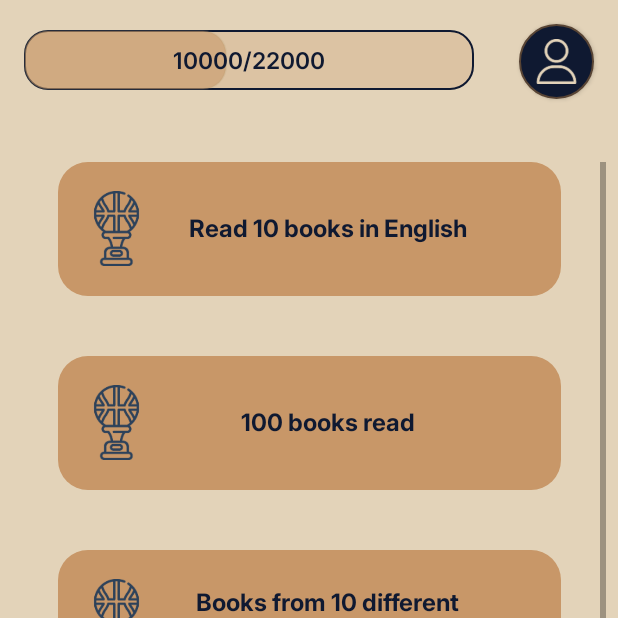
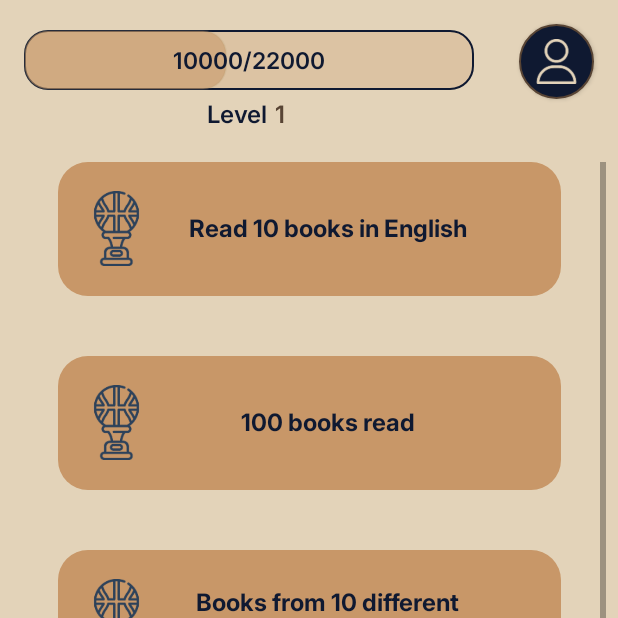
Before and after one commit to DakotaOlha/BookVoyager, an Android app: the fragment RewardsFragment placed in its activity, on a phone screen of 412 x 824 dp, the top half of it. Run offline under Robolectric (Android 15) with nearby library versions, the phone set to English and light mode, and no system bars; our stand-ins replace Firebase (no records; nobody signed in at launch, a user with empty details on screens opened directly), Picasso; pictures from the network do not load.

Commit message:
Add level label

```diff
--- a/app/src/main/java/com/example/bookvoyager/RewardsFragment.java
+++ b/app/src/main/java/com/example/bookvoyager/RewardsFragment.java
@@ -1,5 +1,6 @@
 package com.example.bookvoyager;
 
+import android.content.Intent;
 import android.os.Bundle;
 
 import androidx.core.view.ViewCompat;
@@ -11,6 +12,8 @@ import androidx.recyclerview.widget.RecyclerView;
 import android.view.LayoutInflater;
 import android.view.View;
 import android.view.ViewGroup;
+import android.widget.Button;
+import android.widget.TextView;
 
 import java.util.ArrayList;
 import java.util.List;
@@ -26,27 +29,25 @@ public class RewardsFragment extends Fragment {
                              Bundle savedInstanceState) {
         View view = inflater.inflate(R.layout.fragment_rewards, container, false);
 
-//        ViewCompat.setOnApplyWindowInsetsListener(view.findViewById(R.id.main), (v, insets) -> {
-//            WindowInsetsCompat.Type type = WindowInsetsCompat.Type.systemBars();
-//            v.setPadding(
-//                    insets.getInsets(type).left,
-//                    insets.getInsets(type).top,
-//                    insets.getInsets(type).right,
-//                    insets.getInsets(type).bottom
-//            );
-//            return insets;
-//        });
-
         recyclerView = view.findViewById(R.id.rewardRecyclerView);
         recyclerView.setLayoutManager(new GridLayoutManager(getContext(), 1));
 
         rewards = new ArrayList<>();
         rewardAdapter = new RewardAdapter(rewards);
         recyclerView.setAdapter(rewardAdapter);
+        Button account_button = view.findViewById(R.id.account_button);
+        account_button.setOnClickListener(v -> navigateToAccountActivity());
+        TextView levelCount = view.findViewById(R.id.levelCount);
+        levelCount.setText("1");
 
         loadRewards();
 
         return view;
+    }
+
+    private void navigateToAccountActivity(){
+        Intent intent = new Intent(getActivity(), AccountActivity.class);
+        startActivity(intent);
     }
 
     private void loadRewards() {
--- a/app/src/main/res/layout/fragment_rewards.xml
+++ b/app/src/main/res/layout/fragment_rewards.xml
@@ -59,6 +59,40 @@
         app:layout_constraintTop_toTopOf="parent"
         app:srcCompat="@drawable/user2" />
 
+    <LinearLayout
+        android:layout_width="310dp"
+        android:layout_height="wrap_content"
+        android:layout_marginTop="4dp"
+        android:layout_marginEnd="85dp"
+        android:orientation="horizontal"
+        app:layout_constraintEnd_toEndOf="parent"
+        app:layout_constraintStart_toStartOf="parent"
+        app:layout_constraintTop_toBottomOf="@+id/xpProgressBa">
+
+        <TextView
+            android:id="@+id/textLevel"
+            android:layout_width="wrap_content"
+            android:layout_height="wrap_content"
+            android:layout_weight="1"
+            android:fontFamily="@font/intersemibold"
+            android:text="Level"
+            android:textAlignment="viewEnd"
+            android:textColor="@color/BlackBlue"
+            android:textSize="16dp" />
+
+        <TextView
+            android:id="@+id/levelCount"
+            android:layout_width="wrap_content"
+            android:layout_height="wrap_content"
+            android:layout_marginStart="5dp"
+            android:layout_weight="1"
+            android:fontFamily="@font/intersemibold"
+            android:text="0"
+            android:textAlignment="viewStart"
+            android:textColor="@color/BlackBrown"
+            android:textSize="16dp" />
+    </LinearLayout>
+
     <androidx.recyclerview.widget.RecyclerView
         android:id="@+id/rewardRecyclerView"
         android:layout_width="0dp"
```
